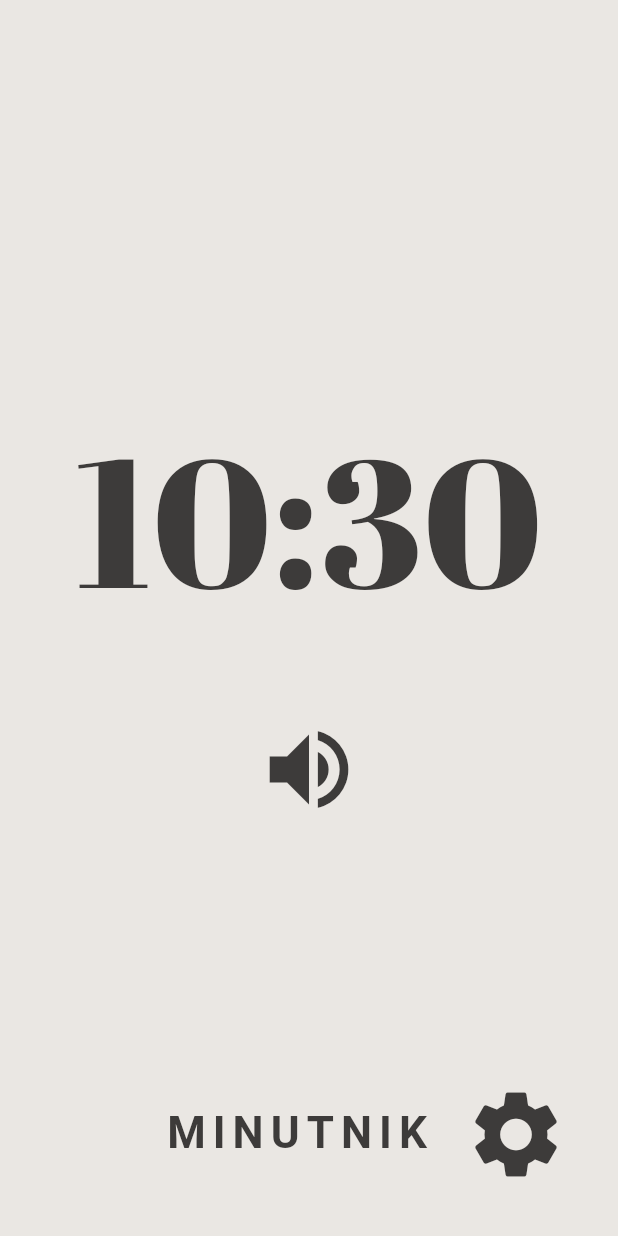
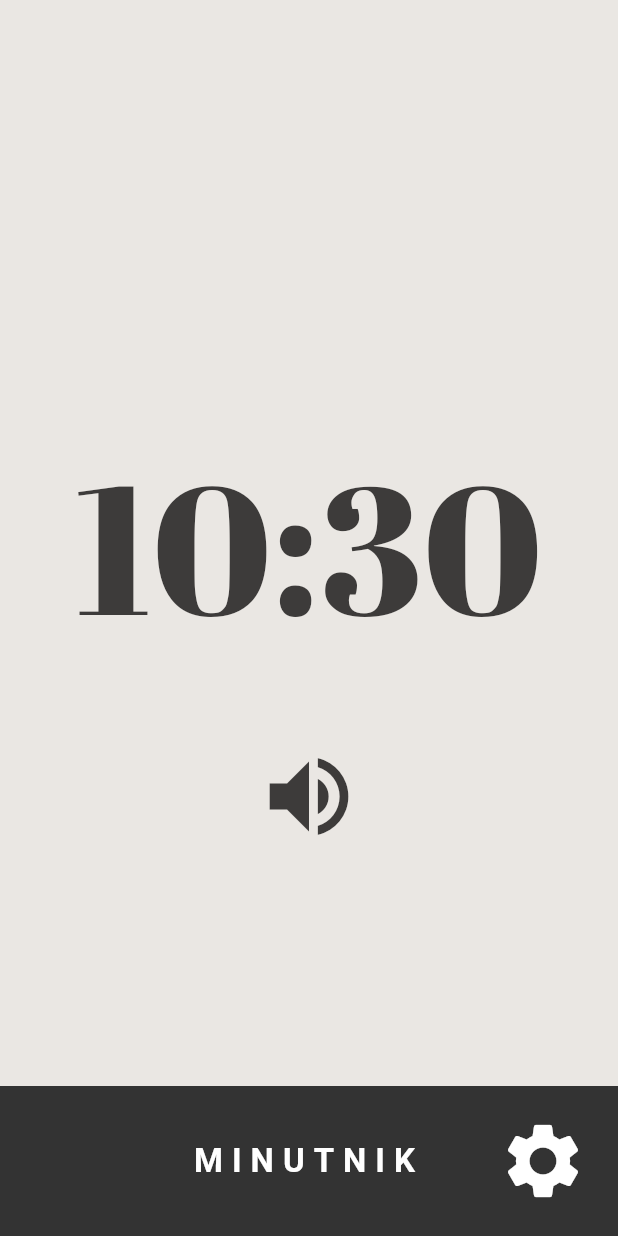
Before and after one commit to tomaszbazan/atloud, a Flutter app: the screen it shows after launch, on a phone screen of 412 x 824 dp. Run offline on Flutter 3.47's test engine with Material 3 defaults, Android fonts, the phone set to English and light mode, and no system bars; our stand-ins replace audioplayers, flutter_secure_storage, flutter_tts, package_info_plus, vibration, wakelock_plus; missing offline and left inert: flutter_foreground_task, volume_controller; Roboto replaces fonts that are missing (OpenSans).

Commit message:
Adjust colors in navigation bar

```diff
--- a/lib/components/footer.dart
+++ b/lib/components/footer.dart
@@ -3,8 +3,9 @@ import 'package:atloud/theme/colors.dart';
 import 'package:atloud/theme/theme.dart';
 import 'package:flutter/material.dart';
 
+import '../theme/fonts.dart';
+
 class FooterWidget extends StatelessWidget {
-  final _buttonSize = 70.0;
   final String text;
   final Function() actionOnText;
   final Function()? cleanAction;
@@ -14,29 +15,44 @@ class FooterWidget extends StatelessWidget {
   @override
   Widget build(BuildContext context) {
     return Container(
-      margin: const EdgeInsets.symmetric(horizontal: 25.0, vertical: 25.0),
-      child: Row(
+      height: 100,
+      color: CustomColors.footerBackgroundColor,
+      child: SafeArea(
+        child: Stack(
           children: [
-          SizedBox(width: _buttonSize),
-          Expanded(
-            child: FittedBox(
+            Center(
               child: TextButton(
+                style: TextButton.styleFrom(
+                  padding: const EdgeInsets.symmetric(vertical: 24.0),
+                ),
                 onPressed: actionOnText,
                 child: Text(
                   text,
                   textAlign: TextAlign.center,
-                    style: CustomTheme.navigationTextTheme,
-                  )),
+                  style: CustomTheme.bottomButtonTheme,
                 ),
               ),
-          IconButton(
-            icon: Icon(Icons.settings, size: _buttonSize, color: CustomColors.textColor),
+            ),
+            Positioned(
+              right: 0,
+              child: Align(
+                alignment: Alignment.centerRight,
+                child: IconButton(
+                  icon: const Icon(
+                    Icons.settings,
+                    size: 60,
+                    color: CustomColors.footerTextColor,
+                  ),
+                  padding: const EdgeInsets.symmetric(vertical: 20.0, horizontal: 20.0),
                   onPressed: () {
                     cleanAction?.call();
                     Navigator.push(context, MaterialPageRoute(builder: (context) => const SettingsPage()));
                   },
                 ),
+              ),
+            ),
           ],
+        ),
       ),
     );
   }
--- a/lib/theme/colors.dart
+++ b/lib/theme/colors.dart
@@ -3,4 +3,6 @@ import 'package:flutter/material.dart';
 class CustomColors {
   static const Color lightBackgroundColor = Color(0xFFEAE7E3);
   static const Color textColor = Color(0xFF3D3B3A);
+  static const Color footerBackgroundColor = Color(0xFF333333);
+  static const Color footerTextColor = Colors.white;
 }
--- a/lib/theme/theme.dart
+++ b/lib/theme/theme.dart
@@ -43,11 +43,11 @@ class CustomTheme {
   }
 
   static TextStyle bottomButtonTheme = TextStyle(
-    fontSize: 25,
-    color: CustomColors.textColor,
+    fontSize: 22,
+    color: CustomColors.footerTextColor,
     fontFamily: CustomFonts.openSans.value,
     fontWeight: FontWeight.bold,
-    letterSpacing: 4.0,
+    letterSpacing: 6.0,
   );
 
   static TextStyle settingsTextTheme = TextStyle(fontSize: 20, color: CustomColors.textColor, fontFamily: CustomFonts.openSans.value, letterSpacing: 1.0);
--- a/pubspec.yaml
+++ b/pubspec.yaml
@@ -14,7 +14,7 @@ publish_to: 'none' # Remove this line if you wish to publish to pub.dev
 # https://developer.apple.com/library/archive/documentation/General/Reference/InfoPlistKeyReference/Articles/CoreFoundationKeys.html
 # In Windows, build-name is used as the major, minor, and patch parts
 # of the product and file versions while build-number is used as the build suffix.
-version: 1.0.0+4
+version: 1.0.0+5
 
 environment:
   sdk: ^3.5.1
```
Also changed, not shown: lib/settings/footer.dart (+24 -7 lines), lib/settings/settings.dart (+16 -6 lines), 2 other files. Lines whose indentation alone changed are shown as unchanged.
